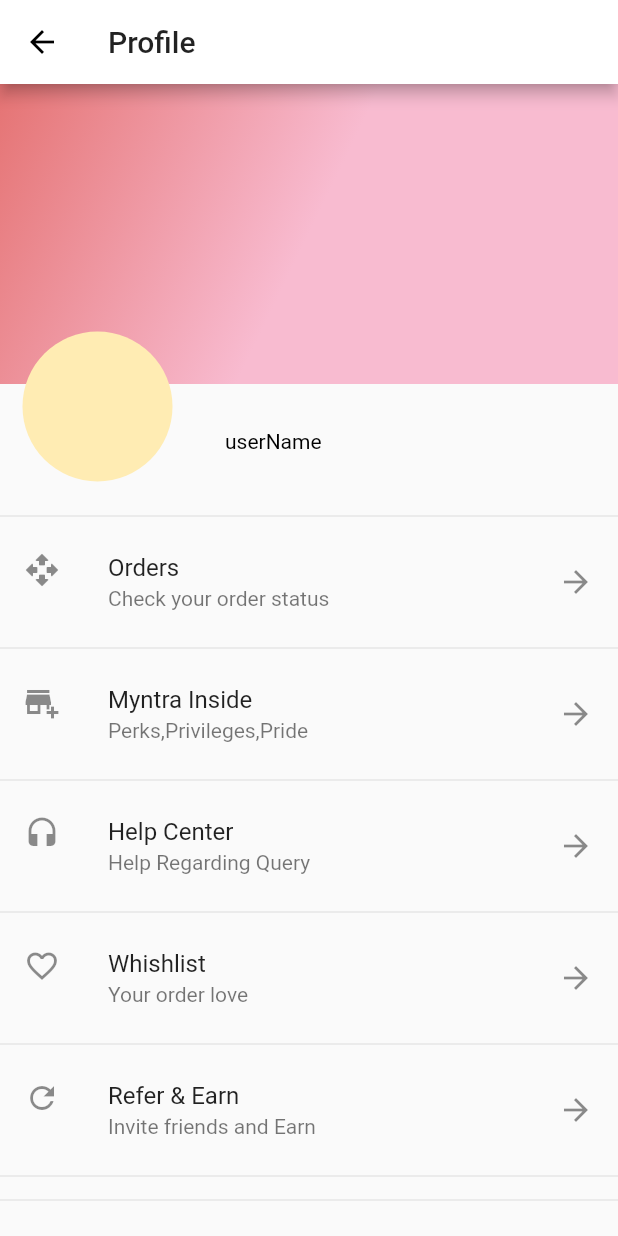
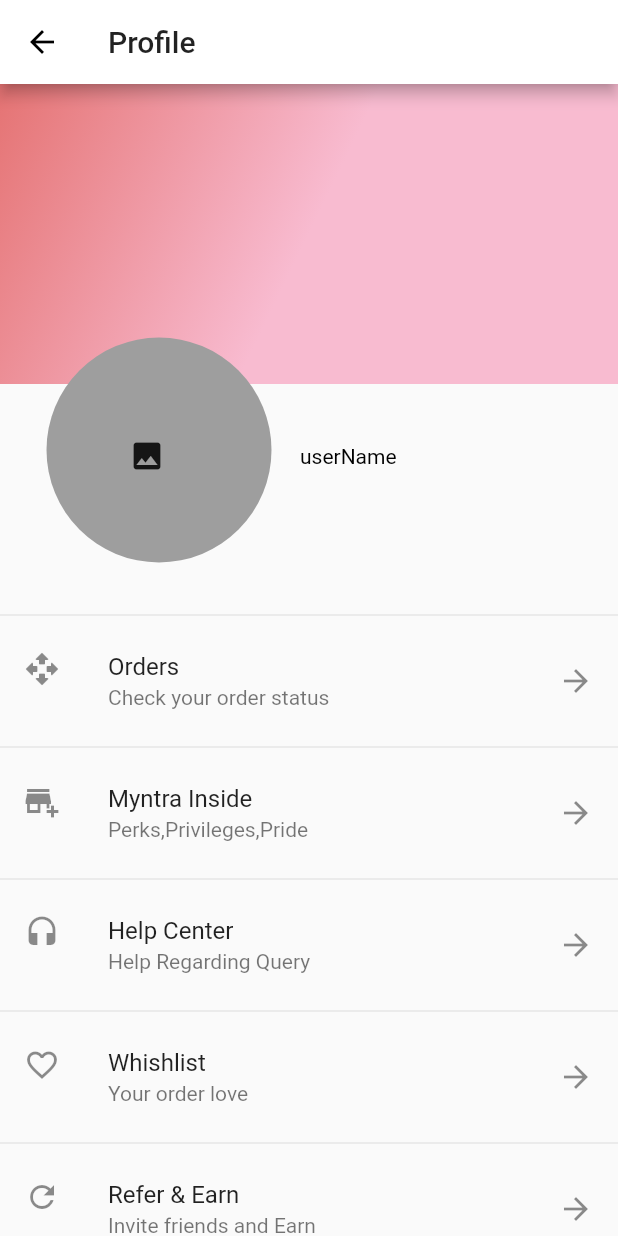
Before and after one commit to deepak-glad/shoApp, a Flutter app: the Profile screen opened by its route, on a phone screen of 412 x 824 dp. Run offline on Flutter 3.47's test engine with Material 2 defaults, Android fonts, the phone set to English and light mode, and no system bars; our stand-ins replace image_picker, sliding_up_panel; missing offline and left inert: favorite_button; network calls fail.

Commit message:
last commit

```diff
--- /dev/null
+++ b/lib/models/image.dart
@@ -0,0 +1,55 @@
+import 'dart:io';
+import 'package:flutter/material.dart';
+import 'package:image_picker/image_picker.dart';
+import '../screen/personalInformation.dart';
+
+class UserImagePicker extends StatefulWidget {
+  UserImagePicker(this.imagepickFn);
+  final void Function(File pickedImage) imagepickFn;
+  @override
+  _UserImagePickerState createState() => _UserImagePickerState();
+}
+
+class _UserImagePickerState extends State<UserImagePicker> {
+  File _pickedImage;
+  void _pickImage() async {
+    // ignore: deprecated_member_use
+    final pickImageFile = await ImagePicker.pickImage(
+      source: ImageSource.camera,
+      imageQuality: 50,
+      maxHeight: 150,
+    );
+    setState(() {
+      _pickedImage = pickImageFile;
+    });
+    widget.imagepickFn(pickImageFile);
+  }
+
+  @override
+  Widget build(BuildContext context) {
+    return Stack(
+      children: [
+        ListTile(
+          onTap: () {
+            Navigator.of(context).pushNamed(Personal.routeName);
+          },
+          onLongPress: _pickImage,
+          contentPadding: EdgeInsets.only(right: 200),
+          title: CircleAvatar(
+            backgroundColor: Theme.of(context).primaryColor,
+            radius: 75,
+            backgroundImage:
+                _pickedImage != null ? FileImage(_pickedImage) : null,
+          ),
+        ),
+        if (_pickedImage == null)
+          FlatButton.icon(
+            padding: EdgeInsets.all(71),
+            icon: Icon(Icons.image),
+            onPressed: _pickImage,
+            label: Text(''),
+          ),
+      ],
+    );
+  }
+}
--- a/lib/screen/profile.dart
+++ b/lib/screen/profile.dart
@@ -1,8 +1,23 @@
 import 'package:flutter/material.dart';
 import 'orders.dart';
+import '../models/image.dart';
+import 'dart:io';
 
-class Profile extends StatelessWidget {
+class Profile extends StatefulWidget {
   static const routeName = '/profile-screen';
+
+  @override
+  _ProfileState createState() => _ProfileState();
+}
+
+class _ProfileState extends State<Profile> {
+  // ignore: unused_field
+  File _userImageFile;
+
+  void _pickedImage(File image) {
+    _userImageFile = image;
+  }
+
   @override
   Widget build(BuildContext context) {
     return Scaffold(
@@ -27,15 +42,13 @@ class Profile extends StatelessWidget {
                         colors: [Colors.pink[100], Colors.red[300]])),
               ),
               Container(
-                child: CircleAvatar(
-                  radius: 50,
-                ),
+                child: UserImagePicker(_pickedImage),
                 margin: EdgeInsets.all(15),
                 padding: EdgeInsets.only(top: 150),
               ),
               Container(
                 child: Text('userName'),
-                margin: EdgeInsets.only(top: 230, left: 150),
+                margin: EdgeInsets.only(top: 240, left: 200),
                 // padding: EdgeInsets.only(top: 200, left: 15),
               ),
             ],
--- a/lib/widgets/product_overView.dart
+++ b/lib/widgets/product_overView.dart
@@ -13,14 +13,14 @@ class ProductOverview extends StatelessWidget {
       itemBuilder: (ctx, i) => ChangeNotifierProvider.value(
           value: productss[i],
           // create: (c) => productss[i],
-        child: ProductItem(
+          child: ProductItem()),
       // productss[i].id,
       // productss[i].title,
       // productss[i].imageUrl,
       // productss[i].description,
       // productss[i].isFavorite,
-            ),
-      ),
+      // ),
+      // ),
       gridDelegate: SliverGridDelegateWithFixedCrossAxisCount(
         childAspectRatio: 3 / 2,
         crossAxisCount: 2,
--- a/pubspec.yaml
+++ b/pubspec.yaml
@@ -31,6 +31,8 @@ dependencies:
   provider: ^4.3.2+3
   favorite_button: ^0.0.3
   dio: ^3.0.10
+  image_picker: ^0.6.7+15
+  sliding_up_panel: ^1.0.2
 
 dev_dependencies:
   flutter_test:
```
Also changed, not shown: lib/main.dart (+6 -1 lines), lib/models/search.dart (+28 -18 lines), lib/screen/category.dart (+47 -0 lines), lib/screen/home_screen.dart (+11 -4 lines), lib/screen/personalInformation.dart (added, +13 -0 lines), lib/widgets/home.dart (+7 -2 lines), lib/widgets/slipup_panel.dart (added, +15 -0 lines), pubspec.lock. Lines whose indentation alone changed are shown as unchanged.
